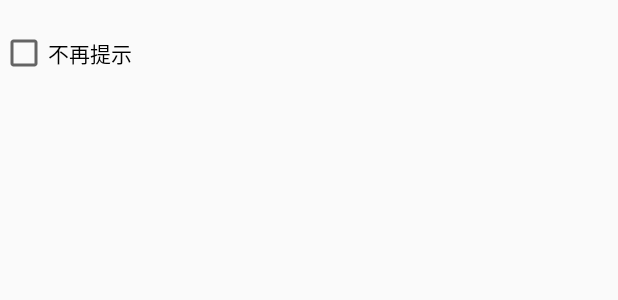
After one commit to ActTerr/device_android, an Android app: the layout dialog_yujing.xml on its own in the app's theme, with its tools: preview values and no code run, on a phone screen of 412 x 824 dp. The commit adds this screen. Shown: the top 300 px of the screen. Run offline under Robolectric (Android 15) with nearby library versions, the phone set to English and light mode, and no system bars.

Commit message:
新增预警信息不再提示功能

```diff
--- /dev/null
+++ b/app/src/main/res/layout/dialog_yujing.xml
@@ -0,0 +1,15 @@
+<?xml version="1.0" encoding="utf-8"?>
+<LinearLayout xmlns:android="http://schemas.android.com/apk/res/android"
+    android:orientation="vertical" android:layout_width="match_parent"
+    android:layout_height="match_parent">
+    <TextView
+        android:id="@+id/yujing"
+        android:layout_width="match_parent"
+        android:layout_height="wrap_content" />
+    <CheckBox
+        android:id="@+id/no_prompt"
+        android:text="不再提示"
+        android:layout_width="wrap_content"
+        android:layout_height="wrap_content" />
+
+</LinearLayout>
```
Also changed, not shown: app/src/main/java/mac/yk/devicemanagement/controller/activity/MainActivity.java (+38 -10 lines), app/src/main/java/mac/yk/devicemanagement/util/SpUtil.java (+6 -1 lines).
